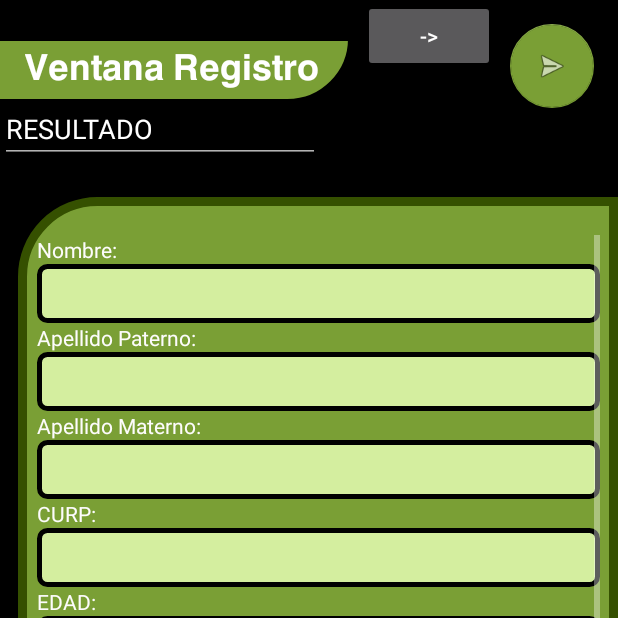
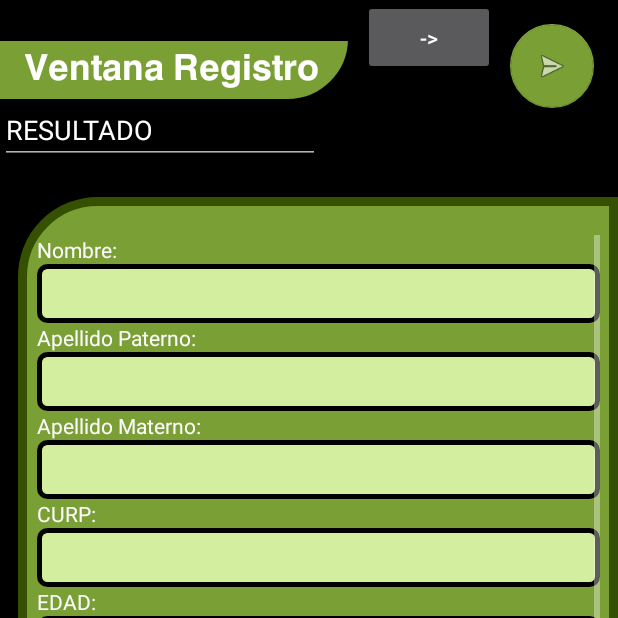
Before and after one commit to SanchezOscarAbdiel/SorteoSMN, an Android app: the Registro screen opened directly, with no data from a screen before it, on a phone screen of 412 x 824 dp, the top half of it. Run offline under Robolectric (Android 15) with nearby library versions, the phone set to English and light mode, and no system bars; our stand-ins replace Volley.

```diff
--- a/app/src/main/java/com/example/sorteosmn/Registro.java
+++ b/app/src/main/java/com/example/sorteosmn/Registro.java
@@ -42,7 +42,6 @@ import java.util.Map;
 import java.util.Vector;
 
 public class Registro extends AppCompatActivity {
-
     //------------------------------------------------------------------------------
     RequestQueue requestQueue;
     public static final String url = "http://192.168.56.1/android/save.php"; // hay que cambiar la ip
--- a/app/src/main/java/com/example/sorteosmn/sorteo.java
+++ b/app/src/main/java/com/example/sorteosmn/sorteo.java
@@ -151,7 +151,6 @@ public class sorteo extends AppCompatActivity {
 
                         readUser2 (ConsultaMatricula);
 
-
                     } catch (JSONException e) {
                         System.out.println("Error1 " + e.getMessage());
                     }
--- a/app/src/main/res/layout/activity_registro.xml
+++ b/app/src/main/res/layout/activity_registro.xml
@@ -354,8 +354,8 @@
 
     <Button
         android:id="@+id/button19"
-        android:layout_width="wrap_content"
-        android:layout_height="wrap_content"
+        android:layout_width="88dp"
+        android:layout_height="50dp"
         android:layout_marginStart="7dp"
         android:onClick="pasaV6"
         android:text="->"
--- a/app/src/main/res/layout/activity_sorteo.xml
+++ b/app/src/main/res/layout/activity_sorteo.xml
@@ -213,8 +213,8 @@
 
         <Button
             android:id="@+id/button24"
-            android:layout_width="wrap_content"
-            android:layout_height="wrap_content"
+            android:layout_width="77dp"
+            android:layout_height="49dp"
             android:layout_marginTop="4dp"
             android:layout_marginEnd="23dp"
             android:onClick="pasaV7"
```
